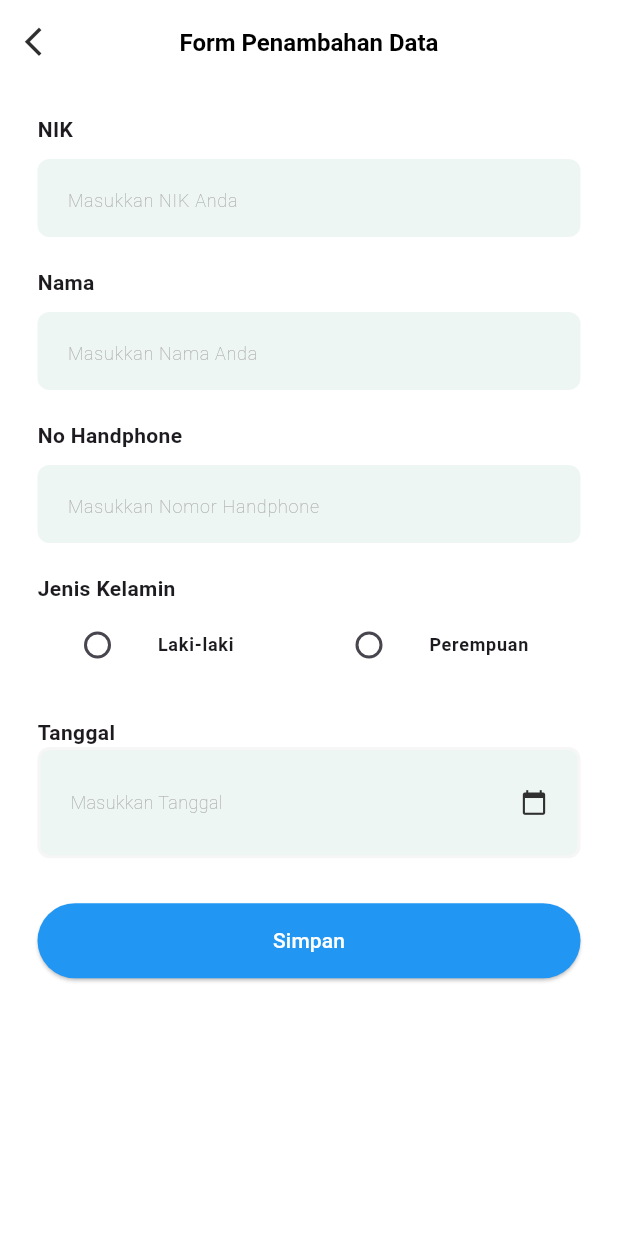
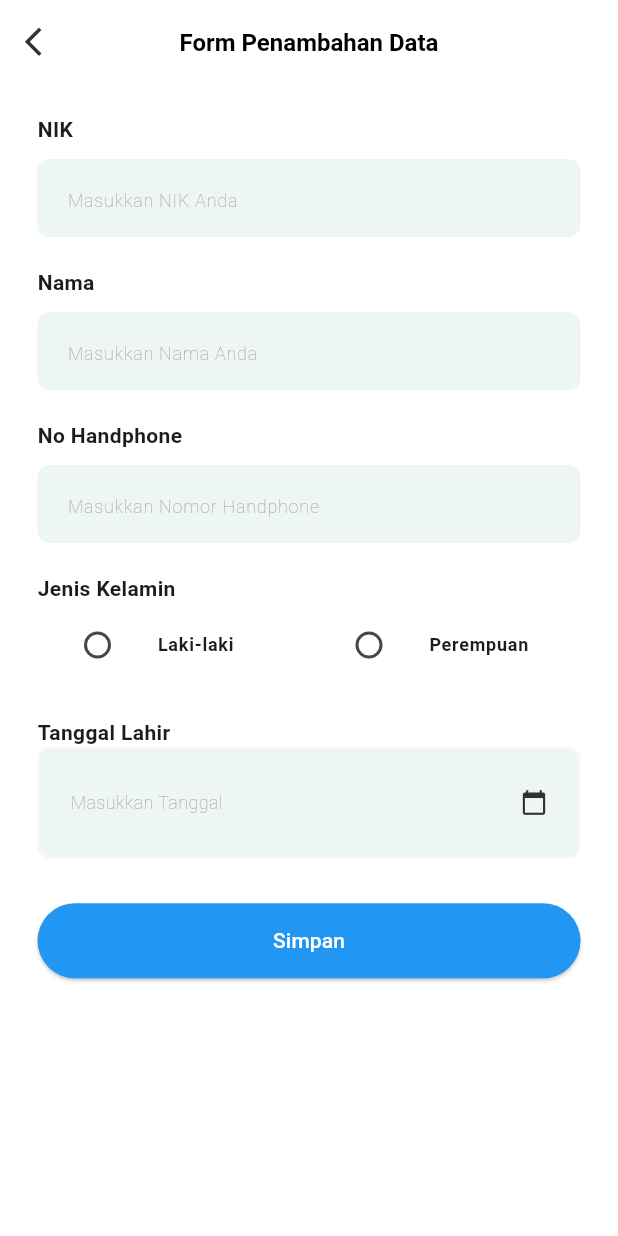
Before and after one commit to Varuez/Mobile-Programming-Project, a Flutter app: the FormScreen screen opened directly, on a phone screen of 412 x 824 dp. Run offline on Flutter 3.47's test engine with Material 3 defaults, Android fonts, the phone set to English and light mode, and no system bars; our stand-ins replace sqflite; accounts and stored records are empty; project files that could hold a hidden picture were left out.

```diff
--- a/lib/Screen/form_screen.dart
+++ b/lib/Screen/form_screen.dart
@@ -191,10 +191,10 @@ class _FormScreenState extends State<FormScreen> {
                 ],
               ),
 
-              /// Input Tanggal
+              /// Input Tanggal Lahir
               const SizedBox(height: 20),
               const Text(
-                'Tanggal',
+                'Tanggal Lahir',
                 style: TextStyle(fontWeight: FontWeight.bold),
               ),
               InkWell(
@@ -202,7 +202,7 @@ class _FormScreenState extends State<FormScreen> {
                   DateTime? pickedDate = await showDatePicker(
                     context: context,
                     initialDate: DateTime.now(),
-                    firstDate: DateTime(2000),
+                    firstDate: DateTime(1900),
                     lastDate: DateTime.now(),
                   );
                   if (pickedDate != null) {
```
